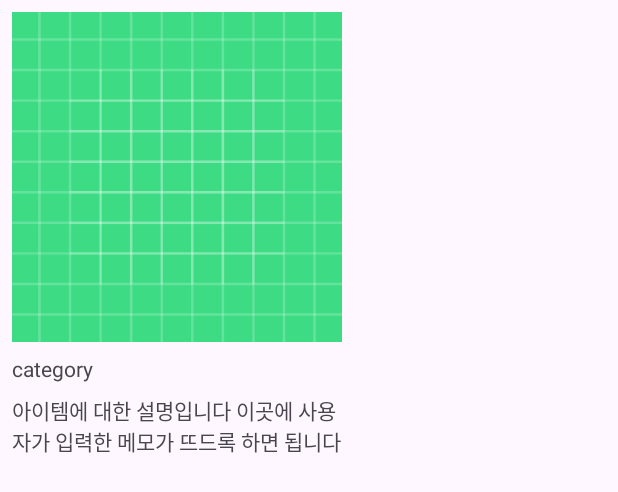
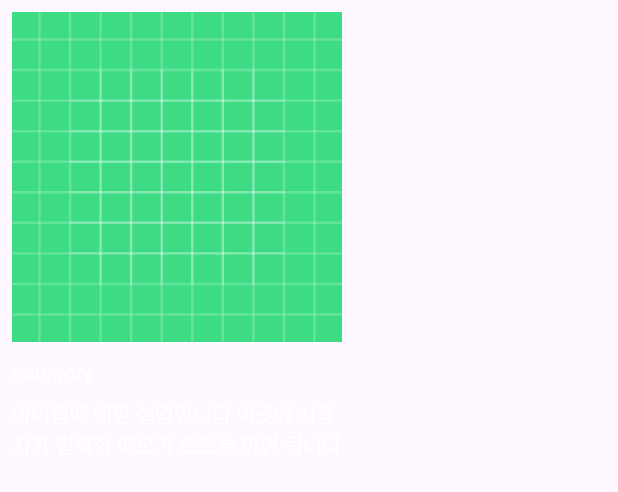
Before and after one commit to 2024-UGGTHON-Collect/Collect_FE, an Android app: the layout item_content.xml on its own in the app's theme, with its tools: preview values and no code run, on a phone screen of 412 x 824 dp. Shown: the top 492 px of the screen. Run offline under Robolectric (Android 15) with nearby library versions, the phone set to English and light mode, and no system bars.

Commit message:
Feat: 샘플 데이터 추가

```diff
--- a/app/src/main/res/layout/fragment_report.xml
+++ b/app/src/main/res/layout/fragment_report.xml
@@ -194,9 +194,9 @@
             <ImageView
                 android:layout_width="match_parent"
                 android:layout_height="200dp"
-                android:layout_marginBottom="16dp"
+                android:layout_marginBottom="40dp"
                 android:scaleType="fitXY"
-                android:src="@drawable/ic_launcher_background" />
+                android:src="@drawable/gra" />
         </LinearLayout>
     </ScrollView>
 </FrameLayout>
--- a/app/src/main/res/layout/item_content.xml
+++ b/app/src/main/res/layout/item_content.xml
@@ -12,6 +12,7 @@
         android:layout_width="220dp"
         android:layout_height="220dp"
         android:src="@drawable/ic_launcher_background"
+        android:scaleType="centerCrop"
         android:contentDescription="Item Image" />
 
     <TextView
@@ -20,7 +21,8 @@
         android:layout_height="wrap_content"
         android:text="category"
         android:textSize="14sp"
-        android:layout_marginTop="8dp" />
+        android:layout_marginTop="10dp"
+        android:textColor="@color/white"/>
 
     <TextView
         android:id="@+id/item_description"
@@ -32,6 +34,7 @@
         android:maxLines="3"
         android:ellipsize="end"
         android:lines="3"
-        android:scrollHorizontally="false" />
+        android:scrollHorizontally="false"
+        android:textColor="@color/white"/>
 
 </LinearLayout>
```
Also changed, not shown: app/src/main/java/com/uggthon/Collect/CategoryFragment.kt (+5 -5 lines), app/src/main/java/com/uggthon/Collect/HomeFragment.kt (+4 -4 lines), app/src/main/res/drawable/gra.png (added).
